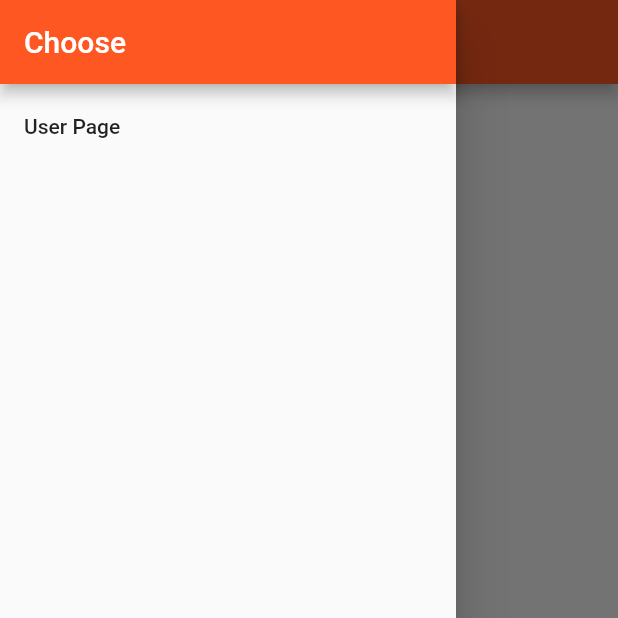
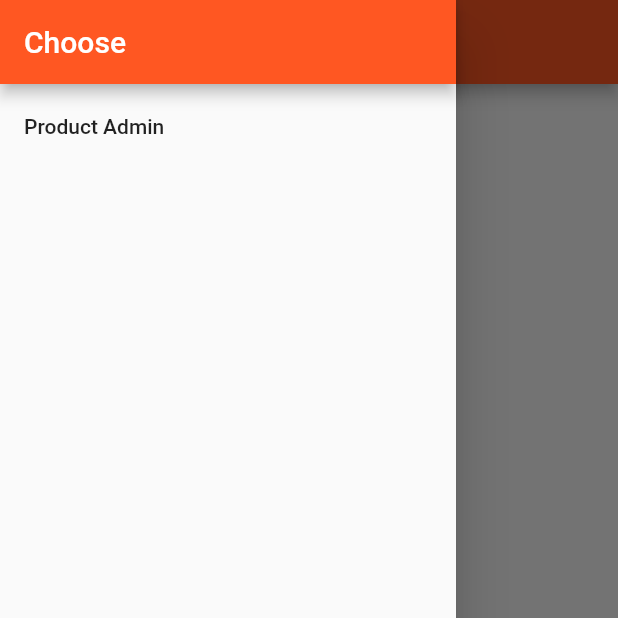
Before and after one commit to JordiiVidal/FlutterBasics, a Flutter app: the screen it shows after launch, with the side drawer open, on a phone screen of 412 x 824 dp, the top half of it. Run offline on Flutter 3.47's test engine with Material 2 defaults, Android fonts, the phone set to English and light mode, and no system bars.

Commit message:
hotfix admin

```diff
--- a/lib/pages/home.dart
+++ b/lib/pages/home.dart
@@ -15,8 +15,8 @@ class HomePage extends StatelessWidget {
               title: Text('Choose'),
             ),
             ListTile(
-              title: Text('User Page'),
-              onTap: () => Navigator.pushReplacementNamed(context, '/amdin'),
+              title: Text('Product Admin'),
+              onTap: () => Navigator.pushReplacementNamed(context, '/admin'),
             )
           ],
         ),
--- a/lib/pages/products_admin.dart
+++ b/lib/pages/products_admin.dart
@@ -19,7 +19,7 @@ class ProductsAdminPage extends StatelessWidget {
                 title: Text('Choose'),
               ),
               ListTile(
-                title: Text('Home Page'),
+                title: Text('Porduct Admin'),
                 onTap: () => Navigator.pushReplacement(
                     //Queremos remplazar el scaffold solamente manteniendolo en el stack
                     context,
```
